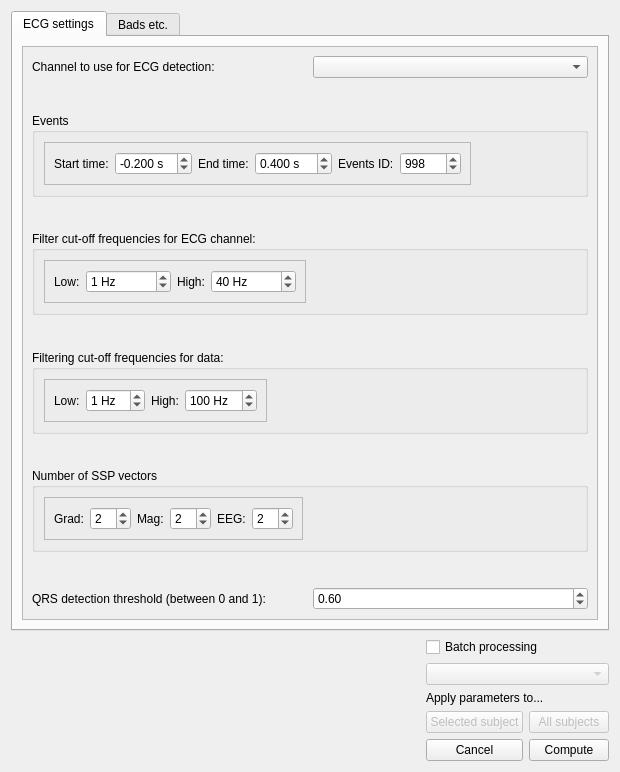
Qt form meggie_batch/ui/qt4Designer_ui_files/ecgParametersDialogBatch.ui (cibr-jyu/meggie) before a commit.
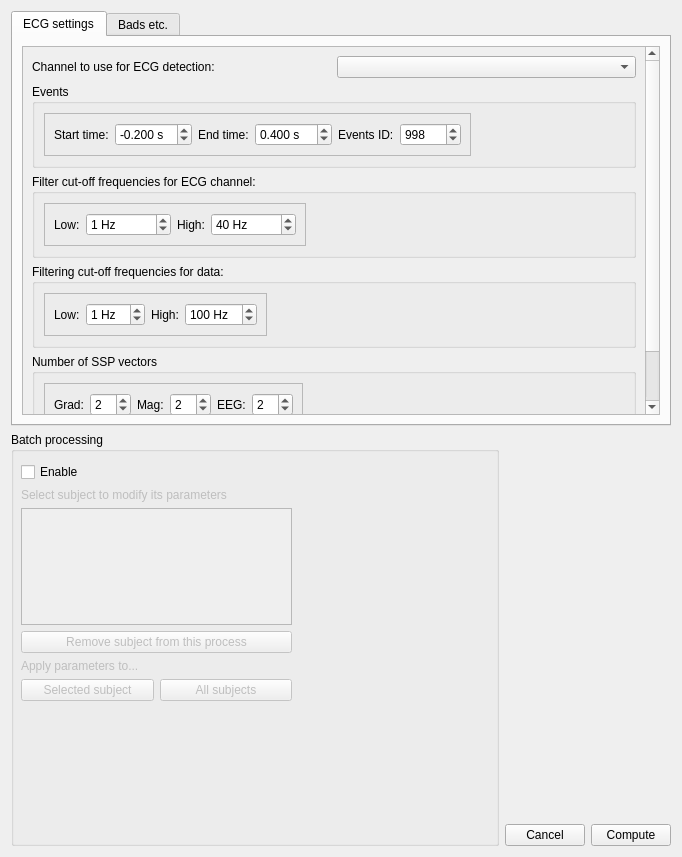
The same form after that commit.

Commit message: Subject objects are now created when opening experiment, but raw files, event sets and stim channel are not set before activation of a subject. Subject objects are needed to store parameters from dialogs for batch processing.

```diff
--- a/meggie_batch/ui/qt4Designer_ui_files/ecgParametersDialogBatch.ui
+++ b/meggie_batch/ui/qt4Designer_ui_files/ecgParametersDialogBatch.ui
@@ -6,8 +6,8 @@
    <rect>
     <x>0</x>
     <y>0</y>
-    <width>620</width>
-    <height>772</height>
+    <width>682</width>
+    <height>857</height>
    </rect>
   </property>
   <property name="windowTitle">
@@ -34,8 +34,8 @@
            <rect>
             <x>0</x>
             <y>0</y>
-            <width>578</width>
-            <height>523</height>
+            <width>627</width>
+            <height>518</height>
            </rect>
           </property>
           <layout class="QGridLayout" name="gridLayout_7">
@@ -291,6 +291,9 @@
                 <string>Filtering cut-off frequencies for data:</string>
                </property>
                <layout class="QFormLayout" name="formLayout_6">
+                <property name="fieldGrowthPolicy">
+                 <enum>QFormLayout::AllNonFixedFieldsGrow</enum>
+                </property>
                 <item row="0" column="0">
                  <widget class="QFrame" name="frame_7">
                   <property name="frameShape">
@@ -352,6 +355,9 @@
                   </layout>
                  </widget>
                 </item>
+                <item row="0" column="1">
+                 <layout class="QVBoxLayout" name="verticalLayout_4"/>
+                </item>
                </layout>
               </widget>
              </item>
@@ -789,54 +795,97 @@
    <item row="2" column="1">
     <layout class="QHBoxLayout" name="horizontalLayout_20">
      <item>
-      <spacer name="horizontalSpacer_2">
-       <property name="orientation">
-        <enum>Qt::Horizontal</enum>
+      <widget class="QGroupBox" name="groupBoxBatch">
+       <property name="sizePolicy">
+        <sizepolicy hsizetype="Expanding" vsizetype="Expanding">
+         <horstretch>0</horstretch>
+         <verstretch>0</verstretch>
+        </sizepolicy>
        </property>
-       <property name="sizeHint" stdset="0">
-        <size>
-         <width>40</width>
-         <height>20</height>
-        </size>
-       </property>
-      </spacer>
-     </item>
-     <item>
-      <layout class="QVBoxLayout" name="verticalLayout_4">
-       <item>
-        <widget class="QCheckBox" name="checkBoxBatch">
-         <property name="text">
+       <property name="title">
           <string>Batch processing</string>
          </property>
+       <widget class="QWidget" name="verticalLayoutWidget_4">
+        <property name="geometry">
+         <rect>
+          <x>10</x>
+          <y>30</y>
+          <width>271</width>
+          <height>239</height>
+         </rect>
+        </property>
+        <layout class="QVBoxLayout" name="verticalLayout_8">
+         <item>
+          <widget class="QCheckBox" name="checkBoxBatch">
+           <property name="sizePolicy">
+            <sizepolicy hsizetype="Fixed" vsizetype="Fixed">
+             <horstretch>0</horstretch>
+             <verstretch>0</verstretch>
+            </sizepolicy>
+           </property>
+           <property name="text">
+            <string>Enable</string>
+           </property>
         </widget>
        </item>
        <item>
-        <widget class="QComboBox" name="comboBoxSubjects">
+          <widget class="QLabel" name="labelSubjects">
          <property name="enabled">
           <bool>false</bool>
+           </property>
+           <property name="sizePolicy">
+            <sizepolicy hsizetype="Fixed" vsizetype="Preferred">
+             <horstretch>0</horstretch>
+             <verstretch>0</verstretch>
+            </sizepolicy>
+           </property>
+           <property name="text">
+            <string>Select subject to modify its parameters</string>
+           </property>
+          </widget>
+         </item>
+         <item>
+          <widget class="QListWidget" name="listWidget">
+           <property name="enabled">
+            <bool>false</bool>
+           </property>
+           <property name="sizePolicy">
+            <sizepolicy hsizetype="Expanding" vsizetype="Expanding">
+             <horstretch>0</horstretch>
+             <verstretch>0</verstretch>
+            </sizepolicy>
+           </property>
+          </widget>
+         </item>
+         <item>
+          <widget class="QPushButton" name="pushButtonRemove">
+           <property name="enabled">
+            <bool>false</bool>
+           </property>
+           <property name="sizePolicy">
+            <sizepolicy hsizetype="Expanding" vsizetype="Fixed">
+             <horstretch>0</horstretch>
+             <verstretch>0</verstretch>
+            </sizepolicy>
+           </property>
+           <property name="text">
+            <string>Remove subject from this process</string>
          </property>
         </widget>
        </item>
        <item>
         <widget class="QLabel" name="label_2">
+           <property name="enabled">
+            <bool>false</bool>
+           </property>
          <property name="text">
           <string>Apply parameters to...</string>
          </property>
         </widget>
        </item>
        <item>
-        <layout class="QGridLayout" name="gridLayout_4">
-         <item row="0" column="1">
-          <widget class="QPushButton" name="pushButtonApplyAll">
-           <property name="enabled">
-            <bool>false</bool>
-           </property>
-           <property name="text">
-            <string>All subjects</string>
-           </property>
-          </widget>
-         </item>
-         <item row="0" column="0">
+          <layout class="QHBoxLayout" name="horizontalLayout_28">
+           <item>
           <widget class="QPushButton" name="pushButtonApply">
            <property name="enabled">
             <bool>false</bool>
@@ -846,14 +895,49 @@
            </property>
           </widget>
          </item>
-         <item row="1" column="0">
+           <item>
+            <widget class="QPushButton" name="pushButtonApplyAll">
+             <property name="enabled">
+              <bool>false</bool>
+             </property>
+             <property name="text">
+              <string>All subjects</string>
+             </property>
+            </widget>
+           </item>
+          </layout>
+         </item>
+        </layout>
+       </widget>
+      </widget>
+     </item>
+     <item>
+      <layout class="QHBoxLayout" name="horizontalLayout_16">
+       <item>
+        <layout class="QVBoxLayout" name="verticalLayout_6">
+         <item>
+          <spacer name="verticalSpacer_6">
+           <property name="orientation">
+            <enum>Qt::Vertical</enum>
+           </property>
+           <property name="sizeHint" stdset="0">
+            <size>
+             <width>20</width>
+             <height>40</height>
+            </size>
+           </property>
+          </spacer>
+         </item>
+         <item>
+          <layout class="QHBoxLayout" name="horizontalLayout_19">
+           <item>
           <widget class="QPushButton" name="pushButtonCancel">
            <property name="text">
             <string>Cancel</string>
            </property>
           </widget>
          </item>
-         <item row="1" column="1">
+           <item>
           <widget class="QPushButton" name="pushButtonCompute">
            <property name="sizePolicy">
             <sizepolicy hsizetype="Minimum" vsizetype="Fixed">
@@ -873,6 +957,8 @@
     </layout>
    </item>
   </layout>
+   </item>
+  </layout>
  </widget>
  <tabstops>
   <tabstop>tabWidgetECGSettings</tabstop>
```
Left out of the diff: 104 changed lines with no effect on the pictures. Lines whose indentation alone changed are shown as unchanged. The commit also changes 3 other files.
